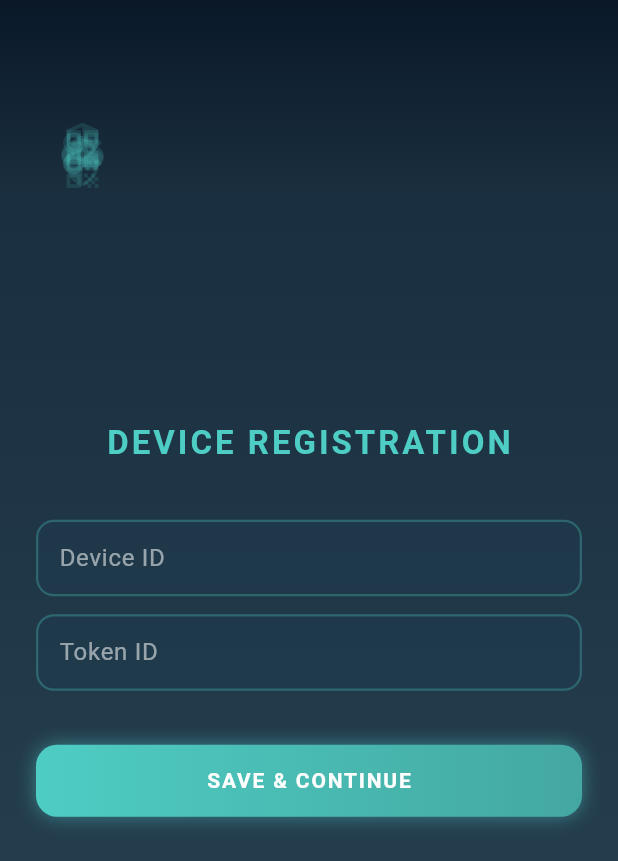
After one commit to Akshay-the-one839/Wifi_Drip_Irrigation, a Flutter app: the DeviceTokenScreen screen opened by its route, on a phone screen of 412 x 824 dp. The commit adds this screen. Shown: the top 861 px of the screen. Run offline on Flutter 3.47's test engine with Material 3 defaults, Android fonts, the phone set to English and light mode, and no system bars; our stand-ins replace shared_preferences, webview_flutter; accounts and stored records are empty.

Commit message:
Update project files and add device token screen

```diff
--- a/lib/main.dart
+++ b/lib/main.dart
@@ -7,6 +7,7 @@ import 'screens/smart_settings_screen.dart';
 import 'screens/contact_us_screen.dart';
 import 'screens/web_page.dart';
 import 'screens/dashboard_screen.dart';
+import 'screens/device_token_screen.dart';
 
 void main() {
   runApp(MyApp());
@@ -26,6 +27,8 @@ class MyApp extends StatelessWidget {
         '/smart': (context) => SmartSettingsScreen(),
         '/contact': (_) => ContactUsScreen(),
         '/dashboard': (context) => DashboardScreen(),
+        '/device-token': (context) => DeviceTokenScreen(),
+
       },
     );
   }
--- /dev/null
+++ b/lib/screens/device_token_screen.dart
@@ -0,0 +1,295 @@
+import 'package:flutter/material.dart';
+import 'package:shared_preferences/shared_preferences.dart';
+import 'dart:math' as math;
+import 'package:http/http.dart' as http;
+
+import 'dashboard_screen.dart'; // change if your home screen name is different
+
+class DeviceTokenScreen extends StatefulWidget {
+  const DeviceTokenScreen({super.key});
+
+  @override
+  State<DeviceTokenScreen> createState() => _DeviceTokenScreenState();
+}
+
+class _DeviceTokenScreenState extends State<DeviceTokenScreen>
+    with TickerProviderStateMixin {
+  final deviceIdController = TextEditingController();
+  final tokenIdController = TextEditingController();
+
+  late AnimationController _bgController;
+  late AnimationController _floatController;
+
+  @override
+  void initState() {
+    super.initState();
+
+    _bgController = AnimationController(
+      vsync: this,
+      duration: const Duration(seconds: 12),
+    )..repeat();
+
+    _floatController = AnimationController(
+      vsync: this,
+      duration: const Duration(seconds: 3),
+    )..repeat(reverse: true);
+  }
+
+  @override
+  void dispose() {
+    _bgController.dispose();
+    _floatController.dispose();
+    deviceIdController.dispose();
+    tokenIdController.dispose();
+    super.dispose();
+  }
+
+  // ---------- SAVE + API ----------
+
+  Future<void> saveAndSend() async {
+    if (deviceIdController.text.trim().isEmpty ||
+        tokenIdController.text.trim().isEmpty) {
+      ScaffoldMessenger.of(context).showSnackBar(
+        const SnackBar(content: Text("All fields are required")),
+      );
+      return;
+    }
+
+    final prefs = await SharedPreferences.getInstance();
+
+    // Save locally
+    await prefs.setString('device_id', deviceIdController.text.trim());
+    await prefs.setString('token_id', tokenIdController.text.trim());
+
+    // Call API in background (do not await)
+    sendToServer(
+      deviceIdController.text.trim(),
+      tokenIdController.text.trim(),
+    );
+
+    // Go to Dashboard / Home
+    Navigator.pushReplacement(
+      context,
+      MaterialPageRoute(builder: (_) => const DashboardScreen()),
+    );
+  }
+
+ Future<void> sendToServer(
+  String deviceId,
+  String tokenId,
+) async {
+  final prefs = await SharedPreferences.getInstance();
+
+  // Get customer IDs
+  final loraMotor = prefs.getString('id_lora_motor');
+  final valve = prefs.getString('id_valve');
+  final onePh = prefs.getString('id_1ph');
+  final threePh = prefs.getString('id_3ph');
+
+  // Decide which customer ID to use
+  String customerId = '';
+
+  if (loraMotor != null && loraMotor.isNotEmpty) {
+    customerId = loraMotor;
+  } else if (valve != null && valve.isNotEmpty) {
+    customerId = valve;
+  } else if (threePh != null && threePh.isNotEmpty) {
+    customerId = threePh;
+  } else if (onePh != null && onePh.isNotEmpty) {
+    customerId = onePh;
+  } else {
+    debugPrint("No customer ID found");
+    return;
+  }
+
+  // Build dynamic URL
+  final url = Uri.parse(
+    "https://newqbitronics.org.in/motorpro/motorvoltvpro/sample.php"
+    "?deviceid=$deviceId"
+    "&tokenid=$tokenId"
+    "&customerid=$customerId",
+  );
+
+  try {
+    await http.get(url); // GET request
+    debugPrint("API called: $url");
+  } catch (e) {
+    debugPrint("API error: $e");
+  }
+}
+
+
+  // ---------- UI helpers (same style) ----------
+
+  Widget animatedBackground() {
+    return AnimatedBuilder(
+      animation: _bgController,
+      builder: (_, __) {
+        return Container(
+          decoration: BoxDecoration(
+            gradient: LinearGradient(
+              begin: Alignment.topCenter,
+              end: Alignment.bottomCenter,
+              colors: const [
+                Color(0xFF0A1828),
+                Color(0xFF1A2F3F),
+                Color(0xFF2A4555),
+              ],
+              stops: [0, _bgController.value, 1],
+            ),
+          ),
+        );
+      },
+    );
+  }
+
+  Widget floatingObjects() {
+    final icons = [
+      Icons.qr_code,
+      Icons.key,
+      Icons.cloud_done,
+      Icons.security,
+    ];
+
+    return LayoutBuilder(
+      builder: (_, constraints) {
+        final w = constraints.maxWidth;
+        final h = constraints.maxHeight;
+
+        return Stack(
+          children: List.generate(10, (i) {
+            final x = math.Random().nextDouble() * (w - 40);
+            final y = math.Random().nextDouble() * h;
+
+            return AnimatedBuilder(
+              animation: _floatController,
+              builder: (_, __) {
+                final offset =
+                    math.sin((_floatController.value * 2 * math.pi) + i) * 10;
+                return Positioned(
+                  left: x,
+                  top: y + offset,
+                  child: Opacity(
+                    opacity: 0.15,
+                    child: Icon(
+                      icons[i % icons.length],
+                      size: 28,
+                      color: const Color(0xFF4ECDC4),
+                    ),
+                  ),
+                );
+              },
+            );
+          }),
+        );
+      },
+    );
+  }
+
+  Widget glassField({
+    required String hint,
+    required TextEditingController controller,
+  }) {
+    return Container(
+      margin: const EdgeInsets.symmetric(vertical: 6),
+      padding: const EdgeInsets.symmetric(horizontal: 14),
+      decoration: BoxDecoration(
+        color: const Color(0xFF1E3A4C).withOpacity(0.5),
+        borderRadius: BorderRadius.circular(12),
+        border: Border.all(
+          color: const Color(0xFF4ECDC4).withOpacity(0.3),
+          width: 1.5,
+        ),
+      ),
+      child: TextField(
+        controller: controller,
+        style: const TextStyle(color: Colors.white),
+        decoration: InputDecoration(
+          hintText: hint,
+          hintStyle: const TextStyle(color: Colors.white54),
+          border: InputBorder.none,
+        ),
+      ),
+    );
+  }
+
+  Widget glowButton(String text, VoidCallback onTap) {
+    return InkWell(
+      onTap: onTap,
+      borderRadius: BorderRadius.circular(14),
+      child: Container(
+        height: 48,
+        alignment: Alignment.center,
+        decoration: BoxDecoration(
+          borderRadius: BorderRadius.circular(14),
+          gradient: const LinearGradient(
+            colors: [Color(0xFF4ECDC4), Color(0xFF44A8A0)],
+          ),
+          boxShadow: [
+            BoxShadow(
+              color: const Color(0xFF4ECDC4).withOpacity(0.5),
+              blurRadius: 10,
+            ),
+          ],
+        ),
+        child: Text(
+          text,
+          style: const TextStyle(
+            color: Colors.white,
+            fontSize: 14,
+            fontWeight: FontWeight.w600,
+            letterSpacing: 1.2,
+          ),
+        ),
+      ),
+    );
+  }
+
+  // ---------- BUILD ----------
+
+  @override
+  Widget build(BuildContext context) {
+    return Scaffold(
+      backgroundColor: const Color(0xFF0A1828),
+      body: Stack(
+        children: [
+          animatedBackground(),
+          floatingObjects(),
+          SafeArea(
+            child: Center(
+              child: SingleChildScrollView(
+                padding:
+                    const EdgeInsets.symmetric(horizontal: 24, vertical: 20),
+                child: Column(
+                  mainAxisSize: MainAxisSize.min,
+                  children: [
+                    const Text(
+                      "DEVICE REGISTRATION",
+                      style: TextStyle(
+                        fontSize: 22,
+                        color: Color(0xFF4ECDC4),
+                        letterSpacing: 2,
+                        fontWeight: FontWeight.w600,
+                      ),
+                    ),
+                    const SizedBox(height: 30),
+                    glassField(
+                      hint: "Device ID",
+                      controller: deviceIdController,
+                    ),
+                    glassField(
+                      hint: "Token ID",
+                      controller: tokenIdController,
+                    ),
+                    const SizedBox(height: 30),
+                    glowButton("SAVE & CONTINUE", saveAndSend),
+                  ],
+                ),
+              ),
+            ),
+          ),
+        ],
+      ),
+    );
+  }
+}
--- a/lib/screens/smart_settings_screen.dart
+++ b/lib/screens/smart_settings_screen.dart
@@ -2,6 +2,7 @@ import 'package:flutter/material.dart';
 import 'package:shared_preferences/shared_preferences.dart';
 import 'menu_screen.dart';
 import 'dart:math' as math;
+import 'device_token_screen.dart';
 
 class SmartSettingsScreen extends StatefulWidget {
   const SmartSettingsScreen({super.key});
@@ -86,10 +87,11 @@ class _SmartSettingsScreenState extends State<SmartSettingsScreen>
     ).showSnackBar(const SnackBar(content: Text("Saved successfully")));
 
     // Navigate to MenuScreen after saving
-    Navigator.pushReplacement(
-      context,
-      MaterialPageRoute(builder: (_) => const MenuScreen()),
-    );
+   Navigator.pushReplacement(
+  context,
+  MaterialPageRoute(builder: (_) => const DeviceTokenScreen()),
+);
+
   }
 
   Future<void> clearAllIDs() async {
--- a/pubspec.yaml
+++ b/pubspec.yaml
@@ -18,6 +18,7 @@ dependencies:
   webview_flutter: ^4.2.1
   shared_preferences: ^2.5.4
   url_launcher: ^6.3.2
+  http: ^1.2.0
 
 dev_dependencies:
   flutter_test:
```
Also changed, not shown: pubspec.lock.
